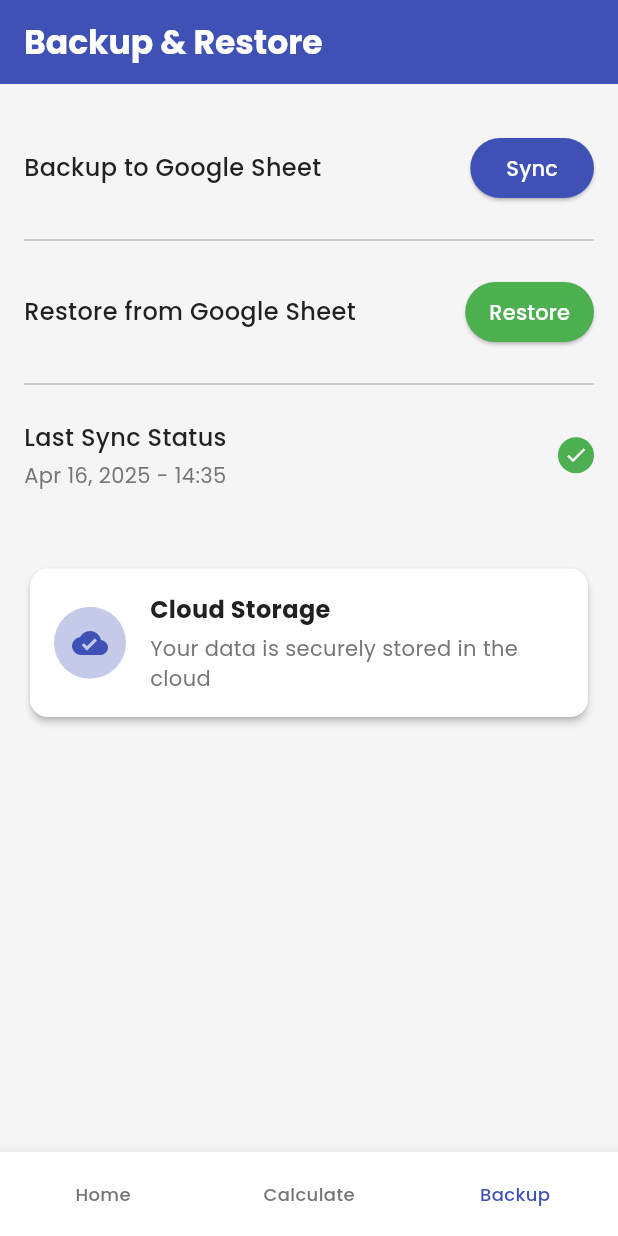
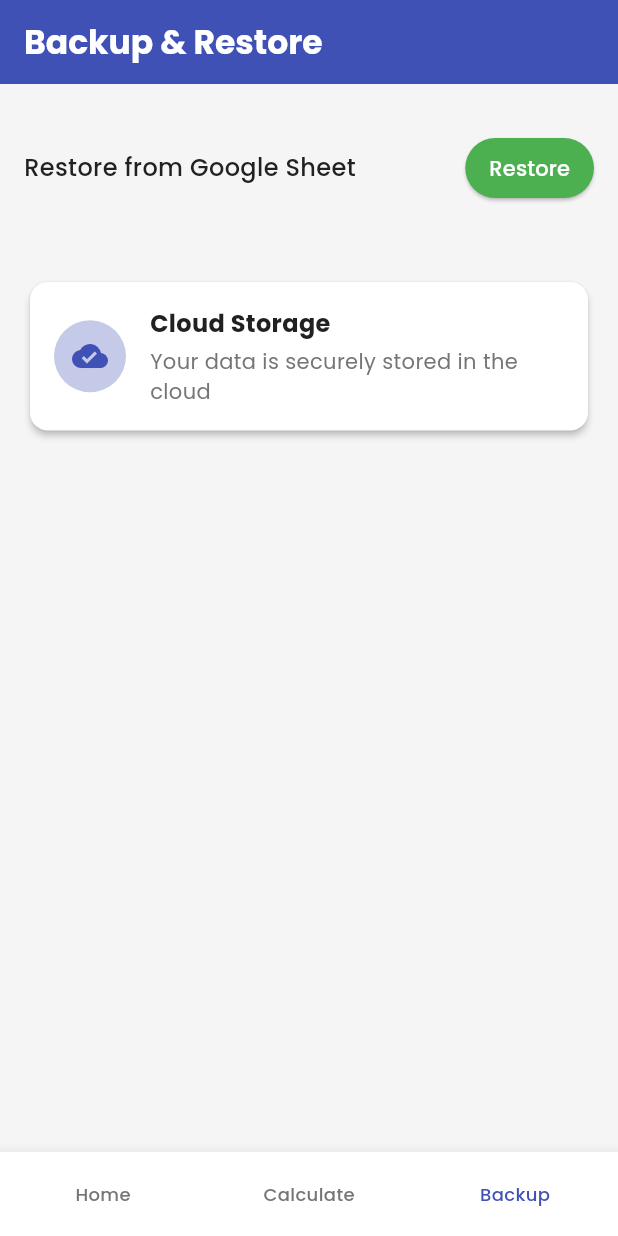
Before and after one commit to anjumArnab/Markify, a Flutter app: the screen it shows after launch, item 3 of the bottom bar chosen, on a phone screen of 412 x 824 dp. Run offline on Flutter 3.47's test engine with Material 3 defaults, Android fonts, the phone set to English and light mode, and no system bars; our stand-ins replace google_fonts.

Commit message:
UI fixed

```diff
--- a/lib/screens/google_sheets_sync_screen.dart
+++ b/lib/screens/google_sheets_sync_screen.dart
@@ -21,43 +21,6 @@ class GoogleSheetsSyncScreen extends StatelessWidget {
         child: Column(
           crossAxisAlignment: CrossAxisAlignment.start,
           children: [
-            // Backup to Google Sheet Section
-            Padding(
-              padding: const EdgeInsets.symmetric(vertical: 16.0),
-              child: Row(
-                mainAxisAlignment: MainAxisAlignment.spaceBetween,
-                children: [
-                  const Text(
-                    'Backup to Google Sheet',
-                    style: TextStyle(
-                      fontSize: 16,
-                      fontWeight: FontWeight.w500,
-                      color: AppTheme.textPrimary,
-                    ),
-                  ),
-                  ElevatedButton(
-                    onPressed: () {},
-                    style: ElevatedButton.styleFrom(
-                      backgroundColor: AppTheme.primaryColor,
-                      shape: RoundedRectangleBorder(
-                        borderRadius: BorderRadius.circular(20),
-                      ),
-                      padding: const EdgeInsets.symmetric(
-                          horizontal: 24, vertical: 8),
-                    ),
-                    child: const Text(
-                      'Sync',
-                      style: TextStyle(
-                        color: Colors.white,
-                      ),
-                    ),
-                  ),
-                ],
-              ),
-            ),
-
-            const Divider(thickness: 1),
-
             // Restore from Google Sheet Section
             Padding(
               padding: const EdgeInsets.symmetric(vertical: 16.0),
@@ -87,52 +50,6 @@ class GoogleSheetsSyncScreen extends StatelessWidget {
                       style: TextStyle(
                         color: Colors.white,
                       ),
-                    ),
-                  ),
-                ],
-              ),
-            ),
-
-            const Divider(thickness: 1),
-
-            // Last Sync Status Section
-            Padding(
-              padding: const EdgeInsets.symmetric(vertical: 16.0),
-              child: Row(
-                mainAxisAlignment: MainAxisAlignment.spaceBetween,
-                children: [
-                  const Column(
-                    crossAxisAlignment: CrossAxisAlignment.start,
-                    children: [
-                      Text(
-                        'Last Sync Status',
-                        style: TextStyle(
-                          fontSize: 16,
-                          fontWeight: FontWeight.w500,
-                          color: AppTheme.textPrimary,
-                        ),
-                      ),
-                      SizedBox(height: 4),
-                      Text(
-                        'Apr 16, 2025 - 14:35',
-                        style: TextStyle(
-                          fontSize: 14,
-                          color: AppTheme.textSecondary,
-                        ),
-                      ),
-                    ],
-                  ),
-                  Container(
-                    width: 24,
-                    height: 24,
-                    decoration: const BoxDecoration(
-                      color: AppTheme.accentColor,
-                      shape: BoxShape.circle,
-                    ),
-                    child: const Icon(
-                      Icons.check,
-                      color: Colors.white,
-                      size: 16,
                     ),
                   ),
                 ],
```
